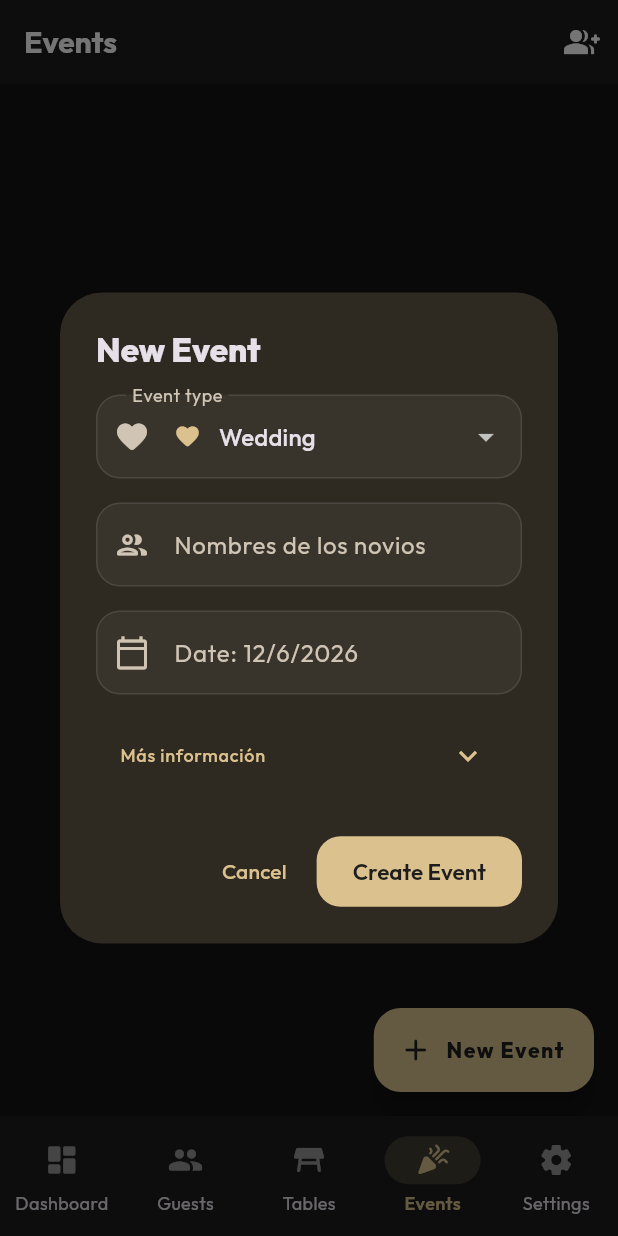
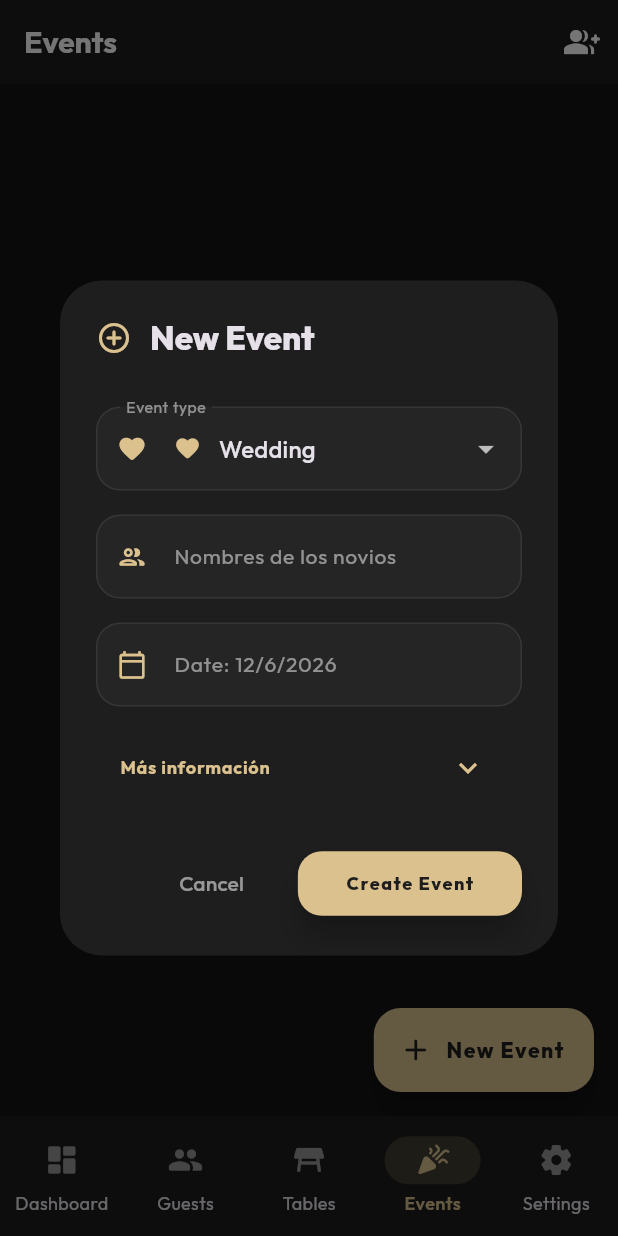
Before and after one commit to VRuul/Planea, a Flutter app: the EventsScreen screen opened by its route, after a tap on "New Event", on a phone screen of 412 x 824 dp. Run offline on Flutter 3.47's test engine with Material 3 defaults, Android fonts, the phone set to English and light mode, and no system bars; our stand-ins replace cloud_firestore, equatable, firebase_auth, firebase_core, go_router, google_fonts and 4 more; missing offline and left inert: flex_color_picker; accounts and stored records are empty.

Commit message:
feat(events): homogenize event form with premium gold aesthetic
- Redesigned EventDialog with glassmorphism and gold input decorations.
- Removed obsolete primary/secondary color picker logic.
- Standardized action buttons with solid brushed gold styling.
- Cleaned up duplicate code and structural syntax errors in EventsScreen.

```diff
--- a/lib/features/events/events_screen.dart
+++ b/lib/features/events/events_screen.dart
@@ -200,9 +200,6 @@ class _EventDialogState extends State<EventDialog> {
   EventType _type = EventType.wedding;
   String? _selectedCustomType;
   int? _selectedCustomTypeIcon;
-  Color _primaryColor = AppColors.charcoal;
-  Color _secondaryColor = AppColors.brushedGold;
-
   DateTime _date = DateTime.now().add(const Duration(days: 30));
   bool _saving = false;
   bool _isAdvancedExpanded = false;
@@ -220,8 +217,6 @@ class _EventDialogState extends State<EventDialog> {
       _type = e.type;
       _selectedCustomType = e.customType;
       _selectedCustomTypeIcon = e.customTypeIcon;
-      _primaryColor = e.primaryColor;
-      _secondaryColor = e.secondaryColor;
       _date = e.date;
     }
   }
@@ -261,8 +256,8 @@ class _EventDialogState extends State<EventDialog> {
         customType: _selectedCustomType,
         customTypeIcon: _selectedCustomTypeIcon,
         date: _date,
-        primaryColor: _primaryColor,
-        secondaryColor: _secondaryColor,
+        primaryColor: AppColors.charcoal,
+        secondaryColor: AppColors.brushedGold,
         venue: _venueController.text.trim().isEmpty ? null : _venueController.text.trim(),
         budget: double.tryParse(_budgetController.text) ?? 0,
         guestGoal: int.tryParse(_goalController.text) ?? 0,
@@ -303,106 +298,56 @@ class _EventDialogState extends State<EventDialog> {
   Widget build(BuildContext context) {
     final theme = Theme.of(context);
     final l = context.l10n;
+    final isDark = theme.brightness == Brightness.dark;
+    final baseColor = isDark ? Colors.white : Colors.black;
+
     return AlertDialog(
+      backgroundColor: isDark ? AppColors.charcoal : Colors.white,
       shape: RoundedRectangleBorder(borderRadius: BorderRadius.circular(28)),
-      title: Text(widget.event == null ? l.newEvent : "Editar Evento",
-          style: theme.textTheme.titleLarge?.copyWith(fontWeight: FontWeight.w800)),
+      titlePadding: const EdgeInsets.fromLTRB(24, 24, 24, 0),
+      title: Row(
+        children: [
+          Icon(widget.event == null ? Icons.add_circle_outline_rounded : Icons.edit_rounded, color: AppColors.brushedGold),
+          const SizedBox(width: 12),
+          Text(widget.event == null ? l.newEvent : "Editar Evento", style: theme.textTheme.titleLarge?.copyWith(fontWeight: FontWeight.w800)),
+        ],
+      ),
       content: SizedBox(
         width: 450,
         child: SingleChildScrollView(
           child: Column(
             mainAxisSize: MainAxisSize.min,
             children: [
-              // ── CAMPOS BÁSICOS ──────────────────────────────────────────
-              // ── TIPO DE EVENTO (Primero para definir los labels de abajo) ────────
+              const SizedBox(height: 16),
               _buildTypeSelector(l, theme),
               const SizedBox(height: 16),
-
-              // ── PROTAGONISTAS (Ahora el campo principal de identificación) ───────
-              TextField(
-                controller: _celebrantController,
-                decoration: InputDecoration(
-                  labelText: getEventTypeInfo(context, _type).protagonistLabel,
-                  prefixIcon: const Icon(Icons.people_outline_rounded),
-                ),
-              ),
+              TextField(controller: _celebrantController, style: TextStyle(color: isDark ? Colors.white : Colors.black87), decoration: _inputDecoration(getEventTypeInfo(context, _type).protagonistLabel, Icons.people_outline_rounded, theme)),
               const SizedBox(height: 16),
-
-              // ── FECHA ────────────────────────────────────────────────────────
               GestureDetector(
                 onTap: _pickDate,
                 child: AbsorbPointer(
-                  child: TextField(
-                    decoration: InputDecoration(
-                      labelText: l.eventDateLabel(
-                          '${_date.day}/${_date.month}/${_date.year}'),
-                      prefixIcon: const Icon(Icons.calendar_today_outlined),
-                    ),
-                  ),
+                  child: TextField(style: TextStyle(color: isDark ? Colors.white : Colors.black87), decoration: _inputDecoration(l.eventDateLabel('${_date.day}/${_date.month}/${_date.year}'), Icons.calendar_today_outlined, theme)),
                 ),
               ),
-
-              // ── SECCIÓN AVANZADA ────────────────────────────────────────
               const SizedBox(height: 12),
               Theme(
                 data: theme.copyWith(dividerColor: Colors.transparent),
                 child: ExpansionTile(
-                  title: Text("Más información", style: theme.textTheme.labelMedium?.copyWith(color: AppColors.brushedGold)),
+                  title: Text("Más información", style: theme.textTheme.labelMedium?.copyWith(color: AppColors.brushedGold, fontWeight: FontWeight.w700)),
                   trailing: Icon(_isAdvancedExpanded ? Icons.expand_less : Icons.expand_more, color: AppColors.brushedGold),
                   onExpansionChanged: (v) => setState(() => _isAdvancedExpanded = v),
                   childrenPadding: const EdgeInsets.only(top: 8),
                   children: [
-                    TextField(
-                      controller: _venueController,
-                      decoration: InputDecoration(
-                        labelText: l.venueOptional,
-                        prefixIcon: const Icon(Icons.location_on_outlined),
-                      ),
-                    ),
+                    TextField(controller: _venueController, style: TextStyle(color: isDark ? Colors.white : Colors.black87), decoration: _inputDecoration(l.venueOptional, Icons.location_on_outlined, theme)),
                     const SizedBox(height: 12),
                     Row(
                       children: [
-                        Expanded(
-                          child: TextField(
-                            controller: _budgetController,
-                            keyboardType: TextInputType.number,
-                            decoration: const InputDecoration(
-                              labelText: "Presupuesto",
-                              prefixIcon: Icon(Icons.monetization_on_outlined),
-                            ),
-                          ),
-                        ),
+                        Expanded(child: TextField(controller: _budgetController, keyboardType: TextInputType.number, style: TextStyle(color: isDark ? Colors.white : Colors.black87), decoration: _inputDecoration("Presupuesto", Icons.monetization_on_outlined, theme))),
                         const SizedBox(width: 12),
-                        Expanded(
-                          child: TextField(
-                            controller: _goalController,
-                            keyboardType: TextInputType.number,
-                            decoration: const InputDecoration(
-                              labelText: "Meta de invitados",
-                              prefixIcon: Icon(Icons.group_outlined),
-                            ),
-                          ),
-                        ),
+                        Expanded(child: TextField(controller: _goalController, keyboardType: TextInputType.number, style: TextStyle(color: isDark ? Colors.white : Colors.black87), decoration: _inputDecoration("Meta de invitados", Icons.group_outlined, theme))),
                       ],
                     ),
-                    const Divider(height: 32),
-                    const Text("Colores del Evento", style: TextStyle(fontSize: 12, fontWeight: FontWeight.bold)),
-                    const SizedBox(height: 12),
-                    Row(
-                      children: [
-                        _ColorPickerButton(
-                          label: "Primario",
-                          color: _primaryColor,
-                          onTap: () => _showColorPicker(true),
-                        ),
-                        const SizedBox(width: 16),
-                        _ColorPickerButton(
-                          label: "Secundario",
-                          color: _secondaryColor,
-                          onTap: () => _showColorPicker(false),
-                        ),
-                      ],
-                    ),
+                    const SizedBox(height: 16),
                   ],
                 ),
               ),
@@ -410,11 +355,20 @@ class _EventDialogState extends State<EventDialog> {
           ),
         ),
       ),
+      actionsPadding: const EdgeInsets.fromLTRB(24, 0, 24, 24),
       actions: [
-        TextButton(onPressed: () => Navigator.pop(context), child: Text(l.cancelButton)),
+        TextButton(onPressed: () => Navigator.pop(context), style: TextButton.styleFrom(foregroundColor: isDark ? Colors.white54 : Colors.black45), child: Text(l.cancelButton)),
+        const SizedBox(width: 8),
         ElevatedButton(
           onPressed: _saving ? null : () => _save(l),
-          child: _saving ? const SizedBox(width: 20, height: 20, child: CircularProgressIndicator(strokeWidth: 2)) : Text(l.createEvent),
+          style: ElevatedButton.styleFrom(
+            backgroundColor: AppColors.brushedGold,
+            foregroundColor: AppColors.charcoal,
+            elevation: 8,
+            padding: const EdgeInsets.symmetric(horizontal: 32, vertical: 14),
+            shape: RoundedRectangleBorder(borderRadius: BorderRadius.circular(16)),
+          ),
+          child: _saving ? const SizedBox(width: 20, height: 20, child: CircularProgressIndicator(strokeWidth: 2, color: AppColors.charcoal)) : Text(widget.event == null ? l.createEvent : "GUARDAR", style: const TextStyle(fontWeight: FontWeight.w800, letterSpacing: 1, fontSize: 12)),
         ),
       ],
     );
@@ -423,14 +377,7 @@ class _EventDialogState extends State<EventDialog> {
   Widget _buildTypeSelector(AppLocalizations l, ThemeData theme) {
     return DropdownButtonFormField<String>(
       value: _selectedCustomType ?? _type.name,
-      decoration: InputDecoration(
-        labelText: l.eventTypeLabel,
-        prefixIcon: Icon(
-          _selectedCustomType != null
-            ? (_selectedCustomTypeIcon != null ? IconData(_selectedCustomTypeIcon!, fontFamily: 'MaterialIcons') : Icons.celebration)
-            : getEventTypeInfo(context, _type).icon,
-        ),
-      ),
+      decoration: _inputDecoration(l.eventTypeLabel, _selectedCustomType != null ? (_selectedCustomTypeIcon != null ? IconData(_selectedCustomTypeIcon!, fontFamily: 'MaterialIcons') : Icons.celebration) : getEventTypeInfo(context, _type).icon, theme),
       items: [
         ...EventType.values.map((t) {
           final info = getEventTypeInfo(context, t);
@@ -469,18 +416,21 @@ class _EventDialogState extends State<EventDialog> {
     final controller = TextEditingController();
     int? selectedIconCode;
     final icons = [Icons.favorite, Icons.auto_awesome, Icons.cake, Icons.school, Icons.business_center, Icons.celebration, Icons.music_note, Icons.restaurant, Icons.beach_access, Icons.nightlife];
+    final isDark = Theme.of(context).brightness == Brightness.dark;
 
     showDialog(
       context: context,
       builder: (context) => StatefulBuilder(
         builder: (context, setDialogState) => AlertDialog(
-          title: const Text("Nuevo Tipo de Evento"),
+          backgroundColor: isDark ? AppColors.charcoal : Colors.white,
+          shape: RoundedRectangleBorder(borderRadius: BorderRadius.circular(24)),
+          title: const Text("Nuevo Tipo de Evento", style: TextStyle(fontWeight: FontWeight.w800)),
           content: Column(
             mainAxisSize: MainAxisSize.min,
             children: [
-              TextField(controller: controller, autofocus: true, decoration: const InputDecoration(hintText: "Ej: Baby Shower, Bautizo...")),
-              const SizedBox(height: 20),
-              const Text("Elige un icono:"),
+              TextField(controller: controller, autofocus: true, style: TextStyle(color: isDark ? Colors.white : Colors.black87), decoration: _inputDecoration("Ej: Baby Shower, Bautizo...", Icons.edit_note_rounded, Theme.of(context))),
+              const SizedBox(height: 24),
+              const Text("Elige un icono:", style: TextStyle(fontSize: 12, fontWeight: FontWeight.bold, color: Colors.grey)),
               const SizedBox(height: 12),
               Wrap(
                 spacing: 12, runSpacing: 12,
@@ -490,12 +440,8 @@ class _EventDialogState extends State<EventDialog> {
                     onTap: () => setDialogState(() => selectedIconCode = icon.codePoint),
                     child: Container(
                       padding: const EdgeInsets.all(8),
-                      decoration: BoxDecoration(
-                        color: isSelected ? AppColors.brushedGold.withValues(alpha: 0.2) : Colors.transparent,
-                        border: Border.all(color: isSelected ? AppColors.brushedGold : Colors.grey.shade300),
-                        borderRadius: BorderRadius.circular(8),
-                      ),
-                      child: Icon(icon, color: isSelected ? AppColors.brushedGold : Colors.grey),
+                      decoration: BoxDecoration(color: isSelected ? AppColors.brushedGold.withValues(alpha: 0.15) : Colors.transparent, border: Border.all(color: isSelected ? AppColors.brushedGold : Colors.grey.withValues(alpha: 0.2)), borderRadius: BorderRadius.circular(12)),
+                      child: Icon(icon, color: isSelected ? AppColors.brushedGold : Colors.grey, size: 20),
                     ),
                   );
                 }).toList(),
@@ -503,18 +449,11 @@ class _EventDialogState extends State<EventDialog> {
             ],
           ),
           actions: [
-            TextButton(onPressed: () => Navigator.pop(context), child: const Text("Cancelar")),
-            TextButton(
-              onPressed: () {
-                if (controller.text.trim().isNotEmpty) {
-                  setState(() {
-                    _selectedCustomType = controller.text.trim();
-                    _selectedCustomTypeIcon = selectedIconCode;
-                  });
-                }
-                Navigator.pop(context);
-              },
-              child: const Text("Añadir"),
+            TextButton(onPressed: () => Navigator.pop(context), style: TextButton.styleFrom(foregroundColor: isDark ? Colors.white54 : Colors.black45), child: const Text("Cancelar")),
+            ElevatedButton(
+              onPressed: () { if (controller.text.trim().isNotEmpty) { setState(() { _selectedCustomType = controller.text.trim(); _selectedCustomTypeIcon = selectedIconCode; }); } Navigator.pop(context); },
+              style: ElevatedButton.styleFrom(backgroundColor: AppColors.brushedGold, foregroundColor: AppColors.charcoal, shape: RoundedRectangleBorder(borderRadius: BorderRadius.circular(12))),
+              child: const Text("Añadir", style: TextStyle(fontWeight: FontWeight.w800)),
             ),
           ],
         ),
@@ -522,69 +461,8 @@ class _EventDialogState extends State<EventDialog> {
     );
   }
 
-  void _showColorPicker(bool isPrimary) {
-    final colors = [
-      AppColors.charcoal, AppColors.brushedGold,
-      const Color(0xFF1A1A1A), const Color(0xFFD4AF37),
-      const Color(0xFF722F37), const Color(0xFF5D3FD3),
-      const Color(0xFF0047AB), const Color(0xFF008080),
-      const Color(0xFFE0115F), const Color(0xFFFFD700),
-      const Color(0xFFC0C0C0), const Color(0xFF50C878),
-    ];
-
-    showDialog(
-      context: context,
-      builder: (context) => AlertDialog(
-        title: Text("Color ${isPrimary ? 'Primario' : 'Secundario'}"),
-        content: SizedBox(
-          width: 300,
-          child: Wrap(
-            spacing: 12, runSpacing: 12,
-            alignment: WrapAlignment.center,
-            children: colors.map((c) => InkWell(
-              onTap: () {
-                setState(() => isPrimary ? _primaryColor = c : _secondaryColor = c);
-                Navigator.pop(context);
-              },
-              child: Container(
-                width: 40, height: 40,
-                decoration: BoxDecoration(color: c, shape: BoxShape.circle, border: Border.all(color: Colors.white24)),
-              ),
-            )).toList(),
-          ),
-        ),
-      ),
-    );
+  InputDecoration _inputDecoration(String label, IconData icon, ThemeData theme) {
+    final isDark = theme.brightness == Brightness.dark, baseColor = isDark ? Colors.white : Colors.black;
+    return InputDecoration(labelText: label, labelStyle: TextStyle(color: baseColor.withValues(alpha: 0.5), fontSize: 14), prefixIcon: Icon(icon, color: AppColors.brushedGold, size: 20), filled: true, fillColor: baseColor.withValues(alpha: 0.03), contentPadding: const EdgeInsets.symmetric(horizontal: 16, vertical: 16), border: OutlineInputBorder(borderRadius: BorderRadius.circular(16), borderSide: BorderSide(color: baseColor.withValues(alpha: 0.08))), enabledBorder: OutlineInputBorder(borderRadius: BorderRadius.circular(16), borderSide: BorderSide(color: baseColor.withValues(alpha: 0.08))), focusedBorder: OutlineInputBorder(borderRadius: BorderRadius.circular(16), borderSide: BorderSide(color: AppColors.brushedGold, width: 1.5)));
   }
 }
-
-class _ColorPickerButton extends StatelessWidget {
-  final String label;
-  final Color color;
-  final VoidCallback onTap;
-  const _ColorPickerButton({required this.label, required this.color, required this.onTap});
-
-  @override
-  Widget build(BuildContext context) {
-    return Expanded(
-      child: InkWell(
-        onTap: onTap,
-        borderRadius: BorderRadius.circular(12),
-        child: Container(
-          padding: const EdgeInsets.symmetric(horizontal: 12, vertical: 8),
-          decoration: BoxDecoration(
-            border: Border.all(color: Colors.white12),
-            borderRadius: BorderRadius.circular(12),
-          ),
-          child: Row(
-            children: [
-              Container(width: 20, height: 20, decoration: BoxDecoration(color: color, shape: BoxShape.circle)),
-              const SizedBox(width: 8),
-              Text(label, style: const TextStyle(fontSize: 12)),
-            ],
-          ),
-        ),
-      ),
-    );
-  }
-}
```
